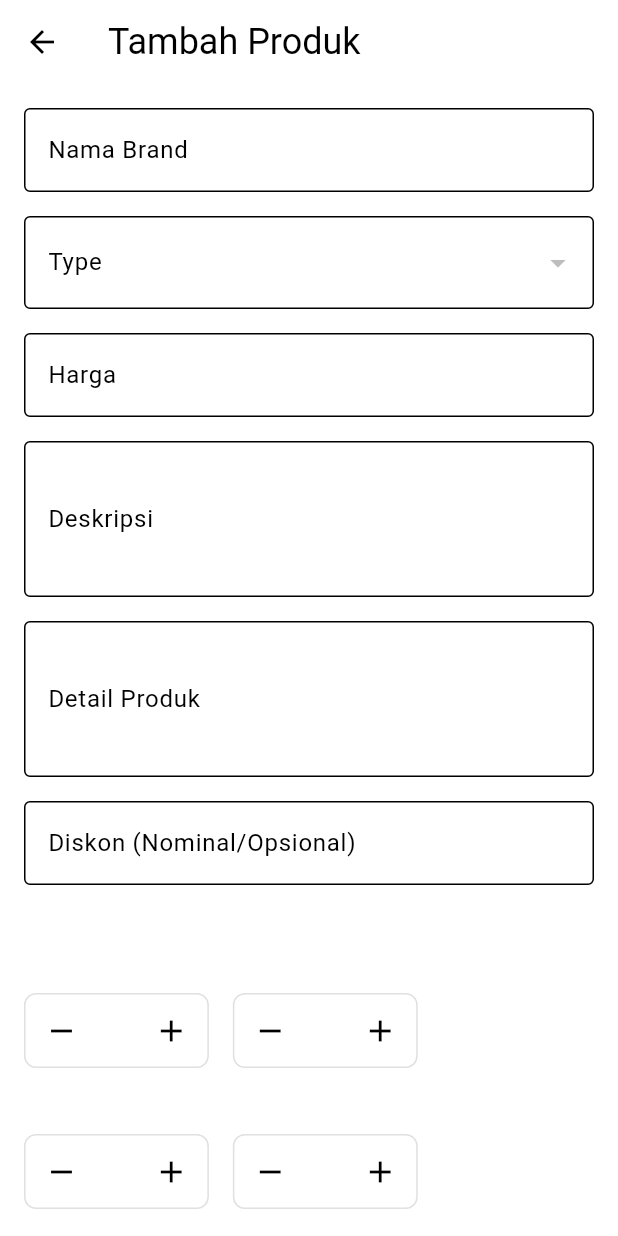
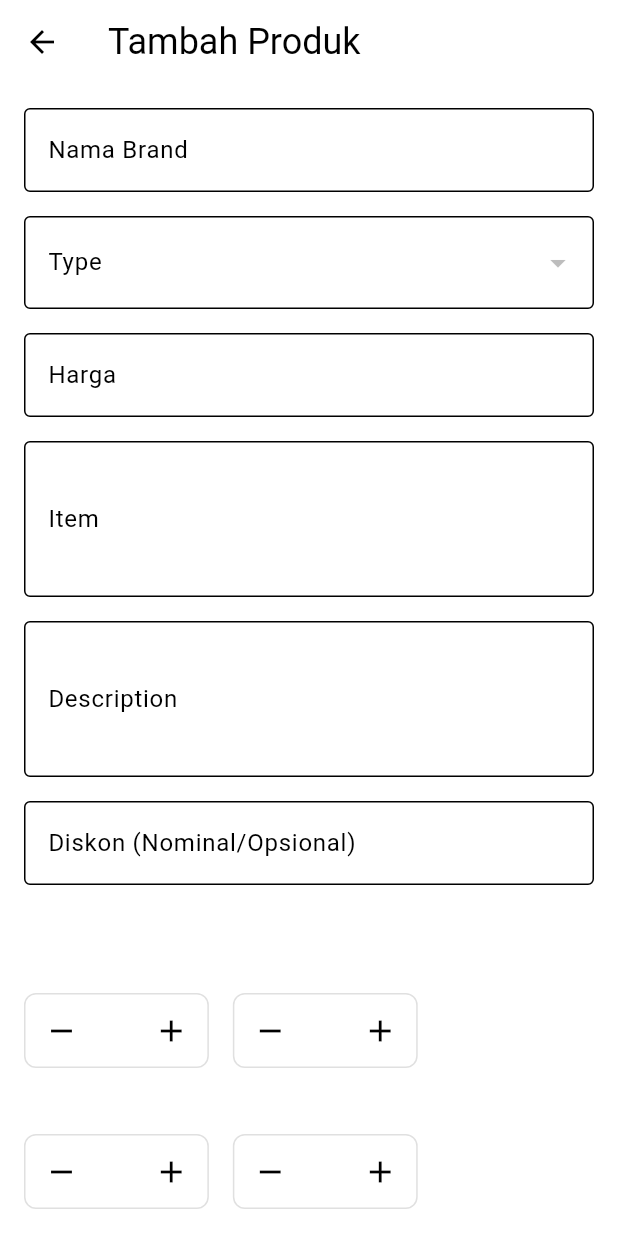
Before and after one commit to yasirkhoirul/Voc-Archive, a Flutter app: the ProductSetting screen opened directly, on a phone screen of 412 x 824 dp. Run offline on Flutter 3.47's test engine with Material 3 defaults, Android fonts, the phone set to English and light mode, and no system bars; our stand-ins replace bloc, cached_network_image, cloud_firestore, cloud_functions, dartz, equatable and 11 more; accounts and stored records are empty; network calls fail.

Commit message:
refactor: Update labels in ProductSetting and DetailProductView for consistency

```diff
--- a/module_admin/lib/presentations/pages/product_setting.dart
+++ b/module_admin/lib/presentations/pages/product_setting.dart
@@ -236,7 +236,7 @@ class _ProductSettingState extends State<ProductSetting> {
                   TextFormField(
                     controller: _deskripsiController,
                     decoration: const InputDecoration(
-                      labelText: 'Deskripsi',
+                      labelText: 'Item',
                       border: OutlineInputBorder(),
                     ),
                     maxLines: 3,
@@ -247,7 +247,7 @@ class _ProductSettingState extends State<ProductSetting> {
                   TextFormField(
                     controller: _detailController,
                     decoration: const InputDecoration(
-                      labelText: 'Detail Produk',
+                      labelText: 'Description',
                       border: OutlineInputBorder(),
                     ),
                     maxLines: 3,
--- a/module_user/lib/presentation/pages/detail_product.dart
+++ b/module_user/lib/presentation/pages/detail_product.dart
@@ -376,7 +376,7 @@ class _DetailProductViewState extends State<DetailProductView> {
     return Column(
       crossAxisAlignment: CrossAxisAlignment.start,
       children: [
-        Text(context.tr('Deskripsi', 'Description'), style: textTheme.titleLarge),
+        Text(context.tr('Item', 'Item'), style: textTheme.titleLarge),
         const SizedBox(height: 8),
         Text(
           product.deskripsi.isNotEmpty
@@ -385,7 +385,7 @@ class _DetailProductViewState extends State<DetailProductView> {
           style: textTheme.bodySmall,
         ),
         const SizedBox(height: 24),
-        Text(context.tr('Detail', 'Detail'), style: textTheme.titleLarge),
+        Text(context.tr('Description', 'Description'), style: textTheme.titleLarge),
         const SizedBox(height: 8),
         Text(
           product.detail.isNotEmpty
```
